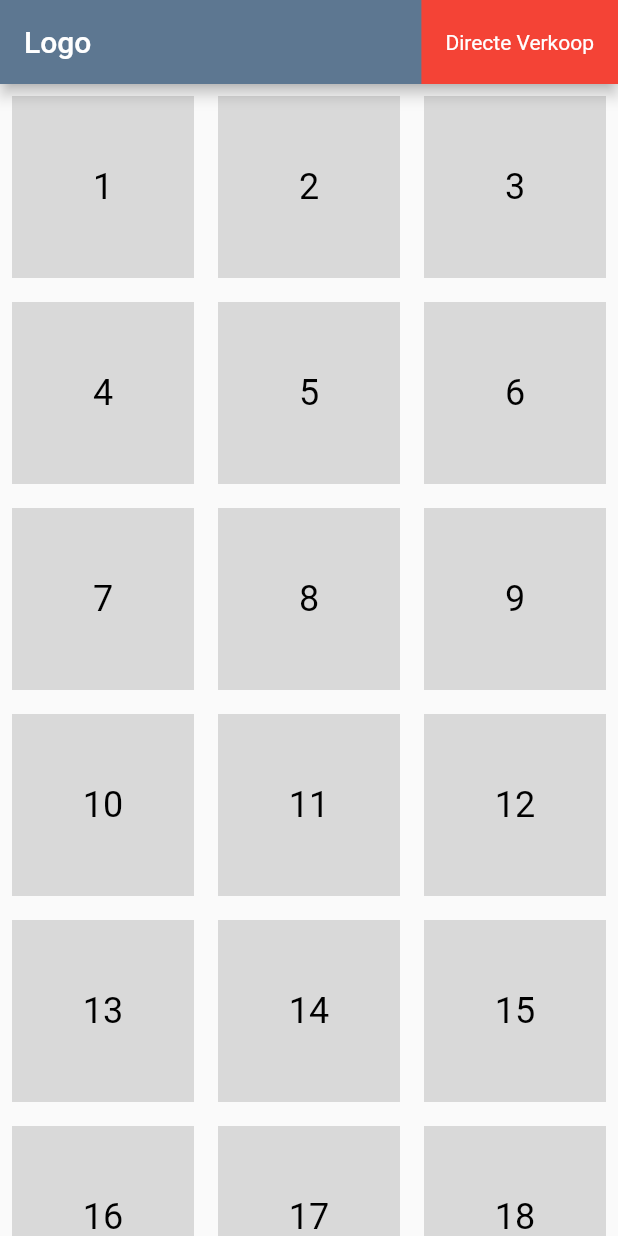
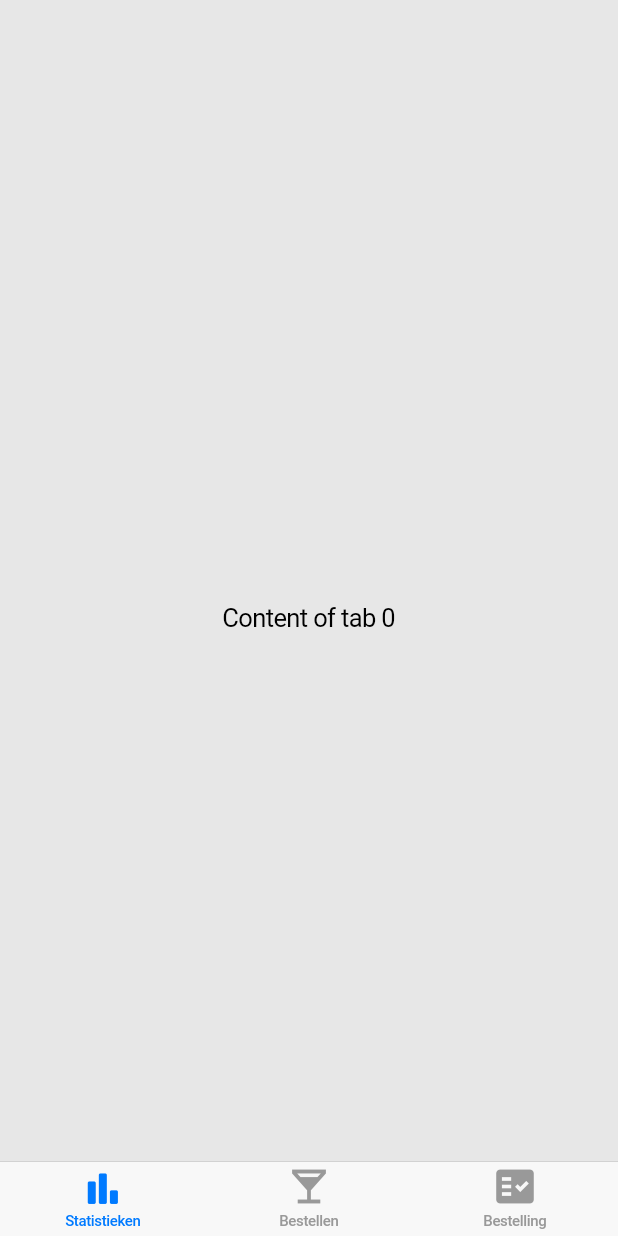
Before and after one commit to rsplietho/kassakameraad, a Flutter app: the screen it shows after launch, on a phone screen of 412 x 824 dp. Run offline on Flutter 3.47's test engine with Material 2 defaults, Android fonts, the phone set to English and light mode, and no system bars.

Commit message:
Created tabs

```diff
--- a/lib/main.dart
+++ b/lib/main.dart
@@ -1,158 +1,53 @@
+import 'package:flutter/cupertino.dart';
 import 'package:flutter/material.dart';
 
-void main() {
-  runApp(const MyApp());
-}
+/// Flutter code sample for [CupertinoTabBar].
 
-class MyApp extends StatelessWidget {
-  const MyApp({Key? key}) : super(key: key);
+void main() => runApp(const CupertinoTabBarApp());
+
+class CupertinoTabBarApp extends StatelessWidget {
+  const CupertinoTabBarApp({super.key});
 
   @override
   Widget build(BuildContext context) {
-    return MaterialApp(
-      title: 'Navigation Demo',
-      theme: ThemeData(
-        primarySwatch: Colors.blue,
+    return const CupertinoApp(
+      theme: CupertinoThemeData(brightness: Brightness.light),
+      home: CupertinoTabBarExample(),
+    );
+  }
+}
+
+class CupertinoTabBarExample extends StatelessWidget {
+  const CupertinoTabBarExample({super.key});
+
+  @override
+  Widget build(BuildContext context) {
+    return CupertinoTabScaffold(
+      tabBar: CupertinoTabBar(
+        items: const <BottomNavigationBarItem>[
+          BottomNavigationBarItem(
+            icon: Icon(CupertinoIcons.chart_bar_alt_fill),
+            label: 'Statistieken',
+          ),
+          BottomNavigationBarItem(
+            icon: Icon(Icons.local_bar),
+            label: 'Bestellen',
+          ),
+          BottomNavigationBarItem(
+            icon: Icon(Icons.fact_check),
+            label: 'Bestelling',
+          ),
+        ],
       ),
-      home: const HomePage(),
-      routes: {
-        '/logo': (context) => const LogoPage(),
-        '/directe_verkoop': (context) => const DirecteVerkoopPage(),
-        '/number_page': (context) => const NumberPage(),
+      tabBuilder: (BuildContext context, int index) {
+        return CupertinoTabView(
+          builder: (BuildContext context) {
+            return Center(
+              child: Text('Content of tab $index'),
+            );
+          },
+        );
       },
     );
   }
 }
-
-class HomePage extends StatelessWidget {
-  const HomePage({Key? key}) : super(key: key);
-
-  @override
-  Widget build(BuildContext context) {
-    return Scaffold(
-      appBar: AppBar(
-        backgroundColor: const Color(0xFF5D7791),
-        title: Row(
-          mainAxisAlignment: MainAxisAlignment.spaceBetween,
-          children: [
-            GestureDetector(
-              onTap: () {
-                Navigator.pushNamed(context, '/logo');
-              },
-              child: const Text('Logo'),
-            ),
-          ],
-        ),
-        actions: [
-          Container(
-            color: Colors.red, // Set the background color to red
-            child: Row(
-              children: [
-                Container(
-                  child: GestureDetector(
-                    onTap: () {
-                      Navigator.pushNamed(context, '/directe_verkoop');
-                    },
-                    child: Container(
-                      padding: const EdgeInsets.symmetric(horizontal: 16.0),
-                      alignment: Alignment.center,
-                      child: const Text('Directe Verkoop'),
-                    ),
-                  ),
-                ),
-              ],
-            ),
-          ),
-        ],
-      ),
-      body: GridView.count(
-        crossAxisCount: 3,
-        childAspectRatio: 1.0,
-        children: List.generate(21, (index) {
-          return GestureDetector(
-            onTap: () {
-              Navigator.pushNamed(
-                context,
-                '/number_page',
-                arguments: {'number': index + 1},
-              );
-            },
-            child: Container(
-              margin: const EdgeInsets.all(8.0),
-              color: const Color(0xFFD9D9D9),
-              child: Center(
-                child: Text(
-                  (index + 1).toString(),
-                  style: const TextStyle(
-                    color: Colors.black,
-                    fontSize: 24.0,
-                  ),
-                ),
-              ),
-            ),
-          );
-        }),
-      ),
-    );
-  }
-}
-
-class LogoPage extends StatelessWidget {
-  const LogoPage({Key? key}) : super(key: key);
-
-  @override
-  Widget build(BuildContext context) {
-    return Scaffold(
-      appBar: AppBar(
-        title: const Text('Logo Page'),
-      ),
-      body: const Center(
-        child: Text(
-          'Logo',
-          style: TextStyle(fontSize: 24.0),
-        ),
-      ),
-    );
-  }
-}
-
-class DirecteVerkoopPage extends StatelessWidget {
-  const DirecteVerkoopPage({Key? key}) : super(key: key);
-
-  @override
-  Widget build(BuildContext context) {
-    return Scaffold(
-      appBar: AppBar(
-        title: const Text('Directe Verkoop Page'),
-      ),
-      body: const Center(
-        child: Text(
-          'Directe Verkoop',
-          style: TextStyle(fontSize: 24.0),
-        ),
-      ),
-    );
-  }
-}
-
-class NumberPage extends StatelessWidget {
-  const NumberPage({Key? key}) : super(key: key);
-
-  @override
-  Widget build(BuildContext context) {
-    final args = ModalRoute.of(context)!.settings.arguments as Map<String, dynamic>;
-    final number = args['number'];
-
-    return Scaffold(
-      appBar: AppBar(
-        title: const Text('Number Page'),
-      ),
-      body: Center(
-        child: Text(
-          'Number: $number',
-          style: const TextStyle(fontSize: 24.0),
-        ),
-      ),
-    );
-  }
-}
```
